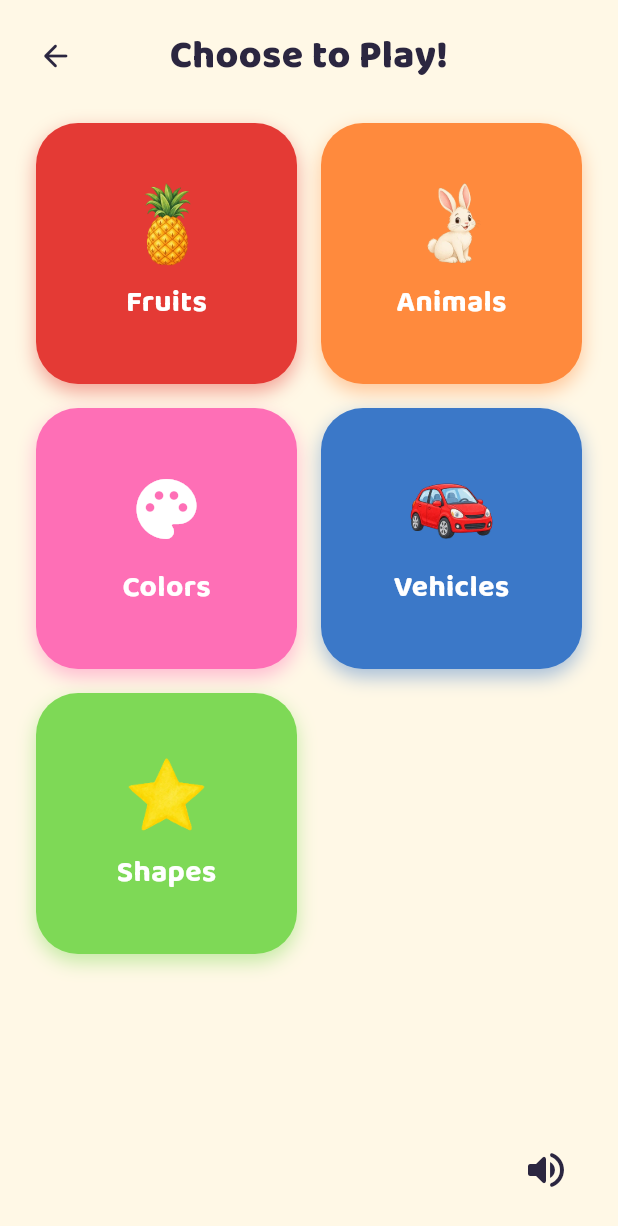
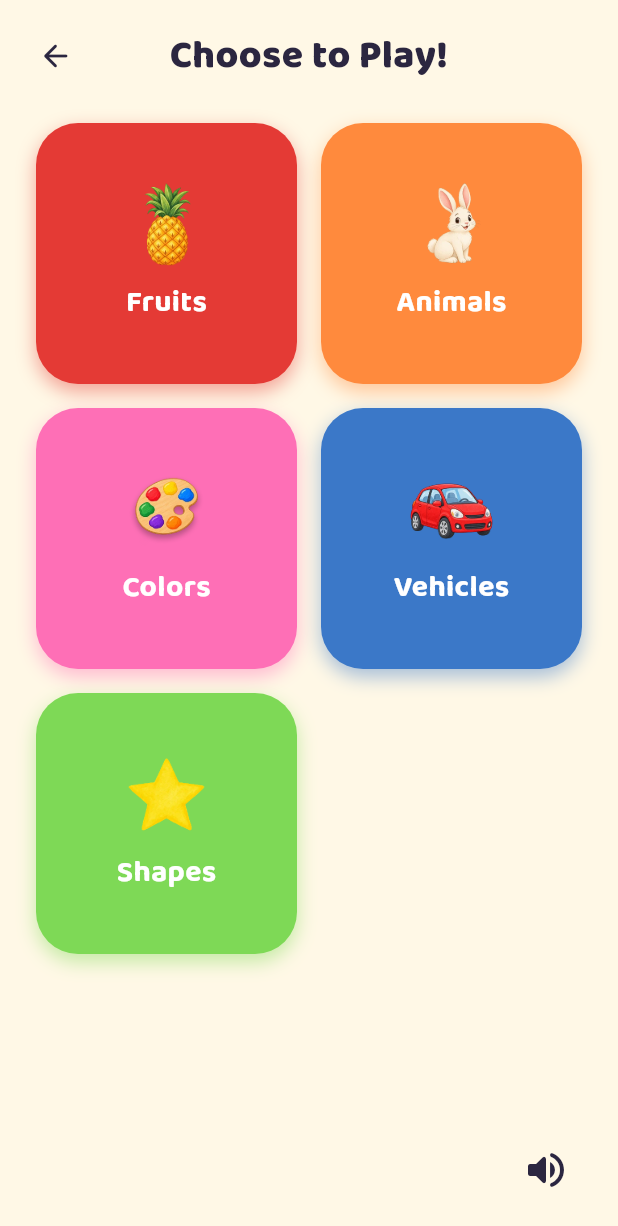
Before and after one commit to kapsgrafix/tap-and-learn-kids, a Flutter app: the screen it shows after launch, after a tap on "Let's Play!", on a phone screen of 412 x 824 dp. Shown: the top 1226 px of the screen. Run offline on Flutter 3.47's test engine with Material 3 defaults, Android fonts, the phone set to English and light mode, and no system bars; our stand-ins replace audioplayers.

Commit message:
Swap in real artwork for Home logo, Well Done emoji, and Colors icon
Three new illustrations from the user, converted to WebP:
- Home screen mascot: the reading-boy-with-star logo replaces the old
  owl (assets/images/mascots/home_logo.webp).
- Well Done screen mascot: the confetti/star happy-face emoji replaces
  the old smiley (assets/images/mascots/result_emoji.webp).
- Colors category card icon: the paint-palette graphic fills in the
  one card that's been showing a generic Material icon fallback since
  the original Figma export (assets/images/category_icons/colors.webp).

MascotWidget, categories_data.dart, and image_precache_service.dart
updated to the new filenames/paths; pubspec.yaml gains the new
assets/images/category_icons/ folder.

Co-Authored-By: Claude Sonnet 5 <noreply@anthropic.com>
Claude-Session: https://claude.ai/code/session_01L641V5yhK8SUiDMbpWkBmD

```diff
--- a/lib/data/categories_data.dart
+++ b/lib/data/categories_data.dart
@@ -60,9 +60,7 @@ final List<GameCategory> gameCategories = [
   GameCategory(
     id: 'colors',
     name: 'Colors',
-    // No dedicated palette icon was exported from Figma yet — CategoryCard
-    // falls back to a Material icon whenever iconAsset is empty.
-    iconAsset: '',
+    iconAsset: 'assets/images/category_icons/colors.webp',
     color: AppColors.categoryColors,
     items: [
       _item('color_black', 'Black', 'assets/images/colors/black.webp'),
--- a/lib/services/image_precache_service.dart
+++ b/lib/services/image_precache_service.dart
@@ -12,8 +12,8 @@ import '../data/categories_data.dart';
 /// visited.
 Future<void> precacheAllGameImages(BuildContext context) async {
   final paths = <String>{
-    'assets/images/mascots/home_owl.webp',
-    'assets/images/mascots/well_done_smiley.webp',
+    'assets/images/mascots/home_logo.webp',
+    'assets/images/mascots/result_emoji.webp',
   };
   for (final category in gameCategories) {
     if (category.iconAsset.isNotEmpty) paths.add(category.iconAsset);
--- a/lib/widgets/mascot_widget.dart
+++ b/lib/widgets/mascot_widget.dart
@@ -1,12 +1,12 @@
 import 'package:flutter/material.dart';
 
-/// The app's mascot artwork exported from Figma. Falls back gracefully if
-/// the image asset is ever missing (e.g. mid-refactor).
+/// The app's mascot/branding artwork. Falls back gracefully if the image
+/// asset is ever missing (e.g. mid-refactor).
 class MascotWidget extends StatelessWidget {
   final double size;
 
-  /// Which mascot pose to show. Defaults to the cheerful owl used on the
-  /// Home screen; pass [wellDone] for the "Well Done!" screen's smiley pose.
+  /// Which pose to show. Defaults to the Home screen's logo; pass
+  /// [wellDone] for the "Well Done!" screen's celebratory emoji.
   final bool wellDone;
 
   const MascotWidget({super.key, this.size = 220, this.wellDone = false});
@@ -14,8 +14,8 @@ class MascotWidget extends StatelessWidget {
   @override
   Widget build(BuildContext context) {
     final asset = wellDone
-        ? 'assets/images/mascots/well_done_smiley.webp'
-        : 'assets/images/mascots/home_owl.webp';
+        ? 'assets/images/mascots/result_emoji.webp'
+        : 'assets/images/mascots/home_logo.webp';
     return Image.asset(
       asset,
       width: size,
--- a/pubspec.yaml
+++ b/pubspec.yaml
@@ -28,6 +28,7 @@ flutter:
     - assets/images/shapes/
     - assets/images/colors/
     - assets/images/mascots/
+    - assets/images/category_icons/
   fonts:
     - family: Baloo2
       fonts:
```
Also changed, not shown: assets/images/category_icons/colors.webp (added), assets/images/mascots/home_logo.webp (added), assets/images/mascots/home_owl.webp (deleted), assets/images/mascots/result_emoji.webp (added), assets/images/mascots/well_done_smiley.webp (deleted).
